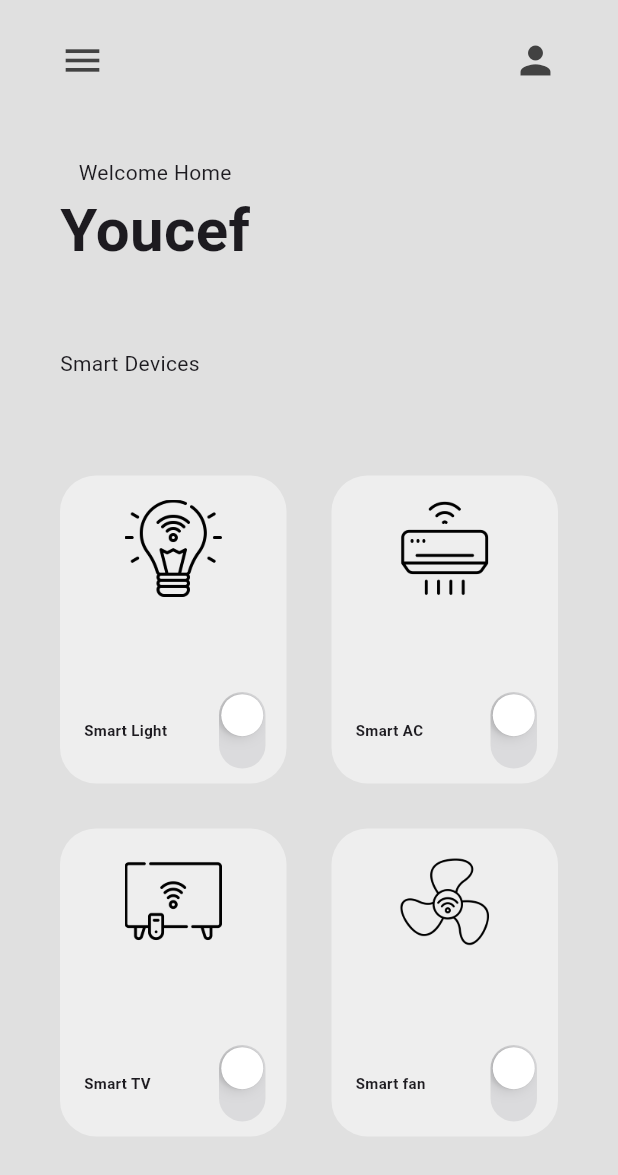
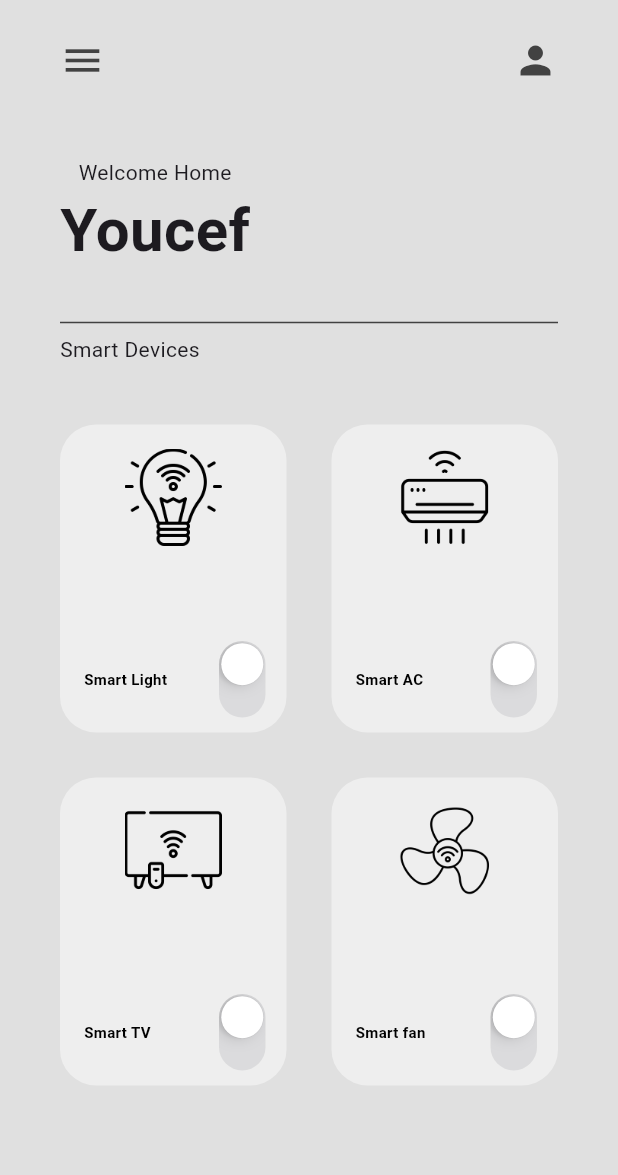
Before and after one commit to YoucefBm94/modern_smart_home, a Flutter app: the screen it shows after launch, on a phone screen of 412 x 824 dp. Shown: the top 1175 px of the screen. Run offline on Flutter 3.47's test engine with Material 3 defaults, Android fonts, the phone set to English and light mode, and no system bars.

Commit message:
final version

```diff
--- a/lib/main.dart
+++ b/lib/main.dart
@@ -88,13 +88,21 @@ class _MyHomePageState extends State<MyHomePage> {
                 ),
               ),
               Padding(
+                padding: EdgeInsets.symmetric(horizontal: paddingHorizontal),
+                child: Divider(
+                  color: Colors.grey[800],
+                  thickness: 1,
+                ),
+              ),
+              Padding(
                 padding: EdgeInsets.symmetric(
-                    horizontal: paddingHorizontal, vertical: paddingVertical),
+                    horizontal: paddingHorizontal),
                 child: const Text("Smart Devices "),
               ),
               Expanded(
                   child: GridView.builder(
                 itemCount: mySmartDevices.length,
+                physics: const NeverScrollableScrollPhysics(),
                 padding: const EdgeInsets.all(25),
                 gridDelegate: const SliverGridDelegateWithFixedCrossAxisCount(
                     crossAxisCount: 2, childAspectRatio: 1 / 1.3),
@@ -102,8 +110,8 @@ class _MyHomePageState extends State<MyHomePage> {
                   return SmartDeviceBox(
                     deviceName: mySmartDevices[index][0],
                     iconPath: mySmartDevices[index][1],
-                    isSwitched: mySmartDevices[index][2],
-                    onChanged: (value) {
+                    powerOn: mySmartDevices[index][2],
+                    func: (value) {
                       setState(() {
                         mySmartDevices[index][2] = value;
                       });
--- a/lib/util/smart_device.dart
+++ b/lib/util/smart_device.dart
@@ -6,14 +6,14 @@ import 'package:flutter/material.dart';
 class SmartDeviceBox extends StatelessWidget {
   final String deviceName;
   final String iconPath;
-  final bool isSwitched;
-  void Function(bool)? onChanged;
+  final bool powerOn;
+  void Function(bool)? func;
 
-   SmartDeviceBox(
+  SmartDeviceBox(
       {required this.deviceName,
       required this.iconPath,
-      required this.isSwitched,
-      this.onChanged});
+      required this.powerOn,
+      this.func});
 
   @override
   Widget build(BuildContext context) {
@@ -21,36 +21,33 @@ class SmartDeviceBox extends StatelessWidget {
       padding: const EdgeInsets.all(15),
       child: Container(
         decoration: BoxDecoration(
-          color: Colors.grey[200],
+          color: powerOn? Colors.grey[800]:Colors.grey[200],
           borderRadius: BorderRadius.circular(24),
         ),
         padding: const EdgeInsets.symmetric(vertical: 16),
         child: Column(
           mainAxisAlignment: MainAxisAlignment.spaceBetween,
           children: <Widget>[
-            Image.asset(iconPath,  height: 65),
+            Image.asset(iconPath, height: 65,color: powerOn? Colors.white:Colors.black,),
             Row(
               children: [
-
                 Expanded(
                   child: Padding(
                     padding: const EdgeInsets.only(left: 16),
                     child: Text(
                       deviceName,
-                      style: const TextStyle(
+                      style: TextStyle(
                         fontSize: 10,
                         fontWeight: FontWeight.bold,
+                        color: powerOn? Colors.white:Colors.black,
                       ),
-
                     ),
                   ),
                 ),
                 Transform.rotate(
-                    angle: pi/2,
-
-                    child: CupertinoSwitch(value: isSwitched, onChanged: (value) {
-                      onChanged!(value);
-                    })),
+                    angle: pi / 2,
+                    child: CupertinoSwitch(
+                        value: powerOn, onChanged: func)),
               ],
             ),
           ],
```
